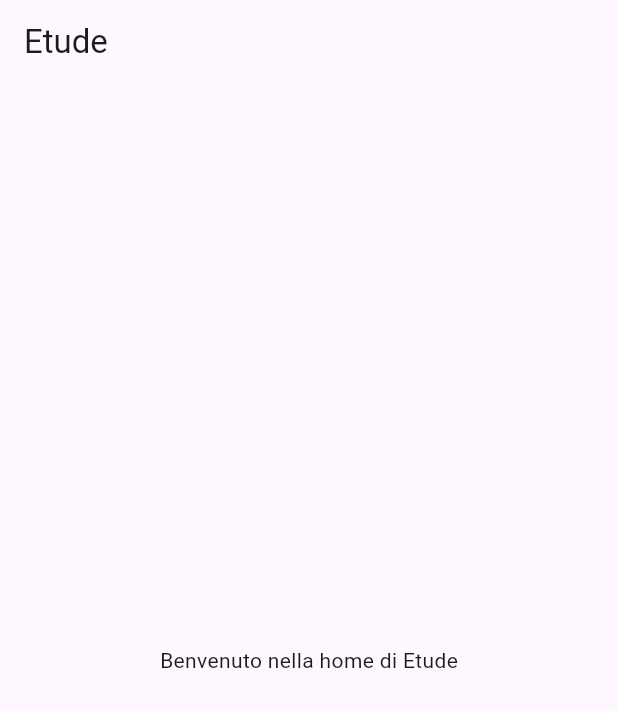
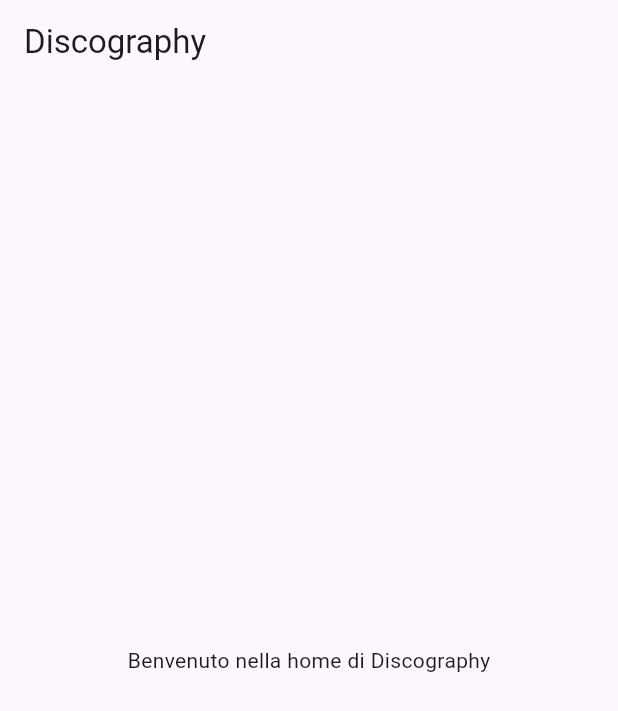
Before and after one commit to HydraRock/google_assistant_siri, a Flutter app: the screen it shows after launch, on a phone screen of 412 x 824 dp. Shown: the top 711 px of the screen. Run offline on Flutter 3.47's test engine with Material 3 defaults, Android fonts, the phone set to English and light mode, and no system bars.

Commit message:
discography

```diff
--- a/lib/home_page.dart
+++ b/lib/home_page.dart
@@ -6,8 +6,8 @@ class HomePage extends StatelessWidget {
   @override
   Widget build(BuildContext context) {
     return Scaffold(
-      appBar: AppBar(title: Text('Etude')),
-      body: Center(child: Text('Benvenuto nella home di Etude')),
+      appBar: AppBar(title: Text('Discography')),
+      body: Center(child: Text('Benvenuto nella home di Discography')),
     );
   }
 }
--- a/lib/main.dart
+++ b/lib/main.dart
@@ -1,5 +1,5 @@
-import 'package:etude/home_page.dart';
-import 'package:etude/listdossierpage.dart';
+import 'package:Discography/home_page.dart';
+import 'package:Discography/listdossierpage.dart';
 import 'package:flutter/material.dart';
 
 void main() {
--- a/pubspec.yaml
+++ b/pubspec.yaml
@@ -1,7 +1,7 @@
-name: etude
+name: Discography
 description: "A new Flutter project."
 publish_to: 'none'
-version: 1.5.1+15
+version: 1.5.2+16
 
 environment:
   sdk: ^3.7.2
```
Also changed, not shown: 7 other files.
